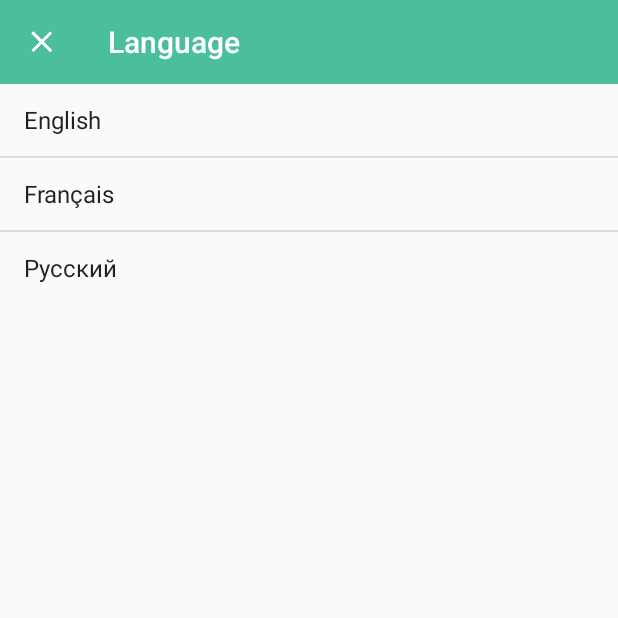
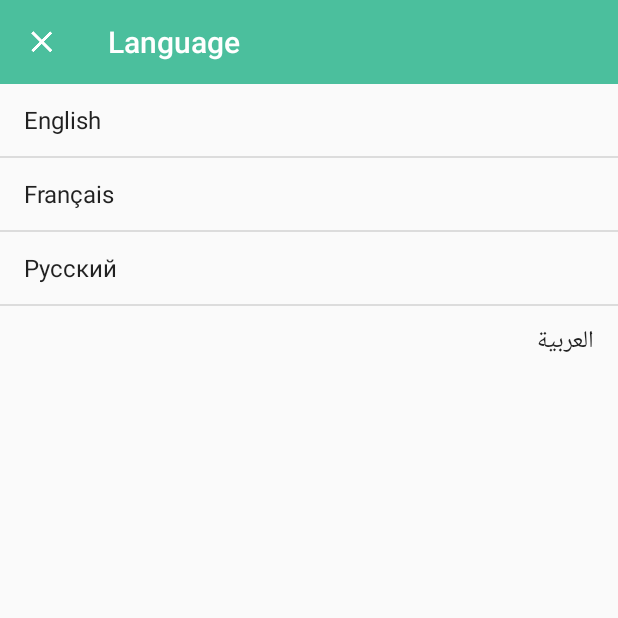
Before and after one commit to OlivierCoue/NamelessApp, an Android app: the SettingsActivity screen opened directly, with no data from a screen before it, on a phone screen of 412 x 824 dp, the top half of it. Run offline under Robolectric (Android 15) with nearby library versions, the phone set to English and light mode, and no system bars; libraries missing offline, so code that uses them is left out: com.github.nkzawa.emitter, com.github.nkzawa.socketio, com.loopj.android, cz.msebera.android; 3 statements that could not run were skipped.

Commit message:
New translation (arabic)

```diff
--- a/app/src/main/java/com/oliviercoue/nameless/components/settings/SettingsActivity.java
+++ b/app/src/main/java/com/oliviercoue/nameless/components/settings/SettingsActivity.java
@@ -59,6 +59,10 @@ public class SettingsActivity extends AppCompatActivity {
                         locale = new Locale("ru", "RU");
                         actionBar.setTitle("Язык");
                         break;
+                    case 3:
+                        locale = new Locale("ar", "AR");
+                        actionBar.setTitle("اللغة");
+                        break;
                     default:
                         locale = Locale.ENGLISH;
                 }
--- a/app/src/main/res/layout/activity_chat.xml
+++ b/app/src/main/res/layout/activity_chat.xml
@@ -56,6 +56,7 @@
                 android:background="@drawable/actions_container"
                 android:layout_width="match_parent"
                 android:layout_height="wrap_content"
+                android:layoutDirection="ltr"
                 android:orientation="horizontal">
 
                 <!-- Take photo -->
--- a/app/src/main/res/values/strings.xml
+++ b/app/src/main/res/values/strings.xml
@@ -58,6 +58,7 @@
         <item>English</item>
         <item>Français</item>
         <item>Pусский</item>
+        <item>العربية</item>
     </string-array>
 
     <string name="no_network">No network connection.</string>
```
Also changed, not shown: 2 other files.
